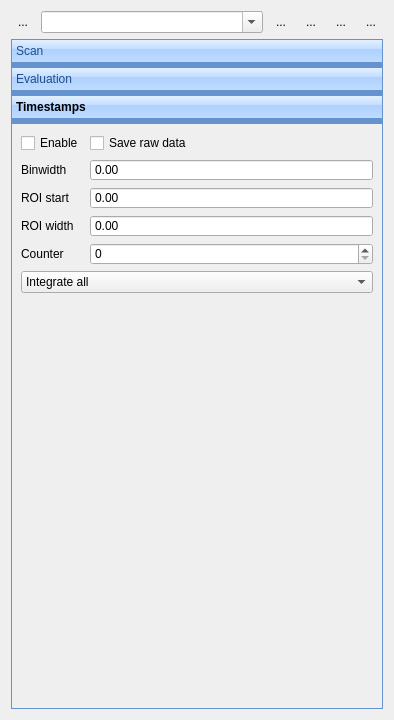
This is ui/ScanControlUi.ui in MonroeQuantumNetworks/IonControl as Qt 5 draws it before an edit. The edited form follows.
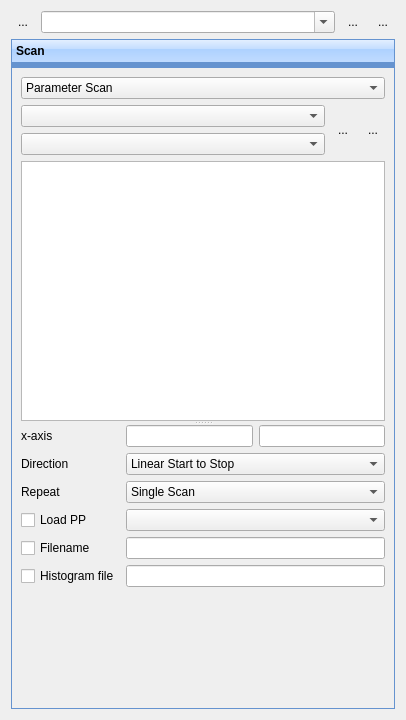
This is the edited form. The open tabs and pages were chosen to show the change. Icons and pictures are not drawn. Custom widgets are drawn as their Qt base class.

Commit message: starting to split Scan and Evauation

What changed in the file:
```diff
--- a/ui/ScanControlUi.ui
+++ b/ui/ScanControlUi.ui
@@ -6,7 +6,7 @@
    <rect>
     <x>0</x>
     <y>0</y>
-    <width>394</width>
+    <width>406</width>
     <height>720</height>
    </rect>
   </property>
@@ -98,34 +98,6 @@
        </property>
       </widget>
      </item>
-     <item>
-      <widget class="QToolButton" name="undoButton">
-       <property name="text">
-        <string>...</string>
-       </property>
-       <property name="icon">
-        <iconset resource="Experiment.qrc">
-         <normaloff>:/openicon/icons/edit-undo-8.png</normaloff>:/openicon/icons/edit-undo-8.png</iconset>
-       </property>
-       <property name="autoRaise">
-        <bool>true</bool>
-       </property>
-      </widget>
-     </item>
-     <item>
-      <widget class="QToolButton" name="redoButton">
-       <property name="text">
-        <string>...</string>
-       </property>
-       <property name="icon">
-        <iconset resource="Experiment.qrc">
-         <normaloff>:/openicon/icons/edit-redo-8.png</normaloff>:/openicon/icons/edit-redo-8.png</iconset>
-       </property>
-       <property name="autoRaise">
-        <bool>true</bool>
-       </property>
-      </widget>
-     </item>
     </layout>
    </item>
    <item>
@@ -187,8 +159,8 @@
        <rect>
         <x>0</x>
         <y>0</y>
-        <width>374</width>
-        <height>589</height>
+        <width>386</width>
+        <height>643</height>
        </rect>
       </property>
       <attribute name="label">
@@ -404,267 +376,16 @@
        </item>
       </layout>
      </widget>
-     <widget class="QWidget" name="page_2">
-      <property name="geometry">
-       <rect>
-        <x>0</x>
-        <y>0</y>
-        <width>216</width>
-        <height>219</height>
-       </rect>
-      </property>
-      <attribute name="label">
-       <string>Evaluation</string>
-      </attribute>
-      <layout class="QVBoxLayout" name="verticalLayout_3">
-       <property name="spacing">
-        <number>4</number>
-       </property>
-       <item>
-        <layout class="QHBoxLayout" name="horizontalLayout_3">
-         <item>
-          <widget class="QLabel" name="label_8">
-           <property name="text">
-            <string>Histogram bins</string>
-           </property>
-          </widget>
-         </item>
-         <item>
-          <widget class="QSpinBox" name="histogramBinsBox">
-           <property name="sizePolicy">
-            <sizepolicy hsizetype="Minimum" vsizetype="Fixed">
-             <horstretch>1</horstretch>
-             <verstretch>0</verstretch>
-            </sizepolicy>
-           </property>
-           <property name="maximum">
-            <number>1000</number>
-           </property>
-          </widget>
-         </item>
-         <item>
-          <widget class="QCheckBox" name="integrateHistogramCheckBox">
-           <property name="text">
-            <string>Integrate</string>
-           </property>
-          </widget>
-         </item>
-        </layout>
-       </item>
-       <item>
-        <layout class="QHBoxLayout" name="horizontalLayout_4">
-         <item>
-          <widget class="QLabel" name="label">
-           <property name="text">
-            <string>Evaluations:</string>
-           </property>
-          </widget>
-         </item>
-         <item>
-          <widget class="QToolButton" name="addEvaluationButton">
-           <property name="text">
-            <string>...</string>
-           </property>
-           <property name="icon">
-            <iconset resource="Experiment.qrc">
-             <normaloff>:/openicon/icons/edit-add.png</normaloff>:/openicon/icons/edit-add.png</iconset>
-           </property>
-           <property name="autoRaise">
-            <bool>true</bool>
-           </property>
-          </widget>
-         </item>
-         <item>
-          <widget class="QToolButton" name="removeEvaluationButton">
-           <property name="text">
-            <string>...</string>
-           </property>
-           <property name="icon">
-            <iconset resource="Experiment.qrc">
-             <normaloff>:/openicon/icons/edit-delete-6.png</normaloff>:/openicon/icons/edit-delete-6.png</iconset>
-           </property>
-           <property name="autoRaise">
-            <bool>true</bool>
-           </property>
-          </widget>
-         </item>
-        </layout>
-       </item>
-       <item>
-        <widget class="QSplitter" name="splitter">
-         <property name="orientation">
-          <enum>Qt::Vertical</enum>
-         </property>
-         <widget class="QTableView" name="evalTableView"/>
-         <widget class="ParameterTree" name="evalParamTreeWidget">
-          <attribute name="headerVisible">
-           <bool>false</bool>
-          </attribute>
-          <column>
-           <property name="text">
-            <string notr="true">1</string>
-           </property>
-          </column>
-         </widget>
-        </widget>
-       </item>
-      </layout>
-     </widget>
-     <widget class="QWidget" name="page_3">
-      <property name="geometry">
-       <rect>
-        <x>0</x>
-        <y>0</y>
-        <width>172</width>
-        <height>171</height>
-       </rect>
-      </property>
-      <attribute name="label">
-       <string>Timestamps</string>
-      </attribute>
-      <layout class="QGridLayout" name="gridLayout_3">
-       <item row="0" column="0">
-        <widget class="QCheckBox" name="enableCheckBox">
-         <property name="text">
-          <string>Enable</string>
-         </property>
-        </widget>
-       </item>
-       <item row="0" column="1">
-        <widget class="QCheckBox" name="saveRawDataCheckBox">
-         <property name="text">
-          <string>Save raw data</string>
-         </property>
-        </widget>
-       </item>
-       <item row="1" column="0">
-        <widget class="QLabel" name="label_11">
-         <property name="text">
-          <string>Binwidth</string>
-         </property>
-        </widget>
-       </item>
-       <item row="1" column="1">
-        <widget class="MagnitudeSpinBox" name="binwidthSpinBox">
-         <property name="sizePolicy">
-          <sizepolicy hsizetype="Minimum" vsizetype="Fixed">
-           <horstretch>1</horstretch>
-           <verstretch>0</verstretch>
-          </sizepolicy>
-         </property>
-         <property name="buttonSymbols">
-          <enum>QAbstractSpinBox::NoButtons</enum>
-         </property>
-        </widget>
-       </item>
-       <item row="2" column="0">
-        <widget class="QLabel" name="label_12">
-         <property name="text">
-          <string>ROI start</string>
-         </property>
-        </widget>
-       </item>
-       <item row="2" column="1">
-        <widget class="MagnitudeSpinBox" name="roiStartSpinBox">
-         <property name="sizePolicy">
-          <sizepolicy hsizetype="Minimum" vsizetype="Fixed">
-           <horstretch>1</horstretch>
-           <verstretch>0</verstretch>
-          </sizepolicy>
-         </property>
-         <property name="buttonSymbols">
-          <enum>QAbstractSpinBox::NoButtons</enum>
-         </property>
-        </widget>
-       </item>
-       <item row="3" column="0">
-        <widget class="QLabel" name="label_9">
-         <property name="text">
-          <string>ROI width</string>
-         </property>
-        </widget>
-       </item>
-       <item row="3" column="1">
-        <widget class="MagnitudeSpinBox" name="roiWidthSpinBox">
-         <property name="sizePolicy">
-          <sizepolicy hsizetype="Minimum" vsizetype="Fixed">
-           <horstretch>1</horstretch>
-           <verstretch>0</verstretch>
-          </sizepolicy>
-         </property>
-         <property name="buttonSymbols">
-          <enum>QAbstractSpinBox::NoButtons</enum>
-         </property>
-        </widget>
-       </item>
-       <item row="4" column="0">
-        <widget class="QLabel" name="label_10">
-         <property name="text">
-          <string>Counter</string>
-         </property>
-        </widget>
-       </item>
-       <item row="4" column="1">
-        <widget class="QSpinBox" name="channelSpinBox">
-         <property name="maximum">
-          <number>7</number>
-         </property>
-        </widget>
-       </item>
-       <item row="5" column="0" colspan="2">
-        <widget class="QComboBox" name="integrateCombo">
-         <item>
-          <property name="text">
-           <string>Integrate all</string>
-          </property>
-         </item>
-         <item>
-          <property name="text">
-           <string>Integrate each run</string>
-          </property>
-         </item>
-         <item>
-          <property name="text">
-           <string>One trace per point</string>
-          </property>
-         </item>
-        </widget>
-       </item>
-       <item row="6" column="0">
-        <spacer name="verticalSpacer_2">
-         <property name="orientation">
-          <enum>Qt::Vertical</enum>
-         </property>
-         <property name="sizeHint" stdset="0">
-          <size>
-           <width>52</width>
-           <height>141</height>
-          </size>
-         </property>
-        </spacer>
-       </item>
-      </layout>
-     </widget>
     </widget>
    </item>
   </layout>
  </widget>
  <customwidgets>
-  <customwidget>
-   <class>MagnitudeSpinBox</class>
-   <extends>QDoubleSpinBox</extends>
-   <header>uiModules.MagnitudeSpinBox</header>
-  </customwidget>
   <customwidget>
    <class>RedBlackComboBox</class>
    <extends>QComboBox</extends>
    <header>uiModules.RedBlackComboBox</header>
   </customwidget>
-  <customwidget>
-   <class>ParameterTree</class>
-   <extends>QTreeWidget</extends>
-   <header>pyqtgraph.parametertree</header>
-  </customwidget>
  </customwidgets>
  <tabstops>
   <tabstop>comboBox</tabstop>
```
Left out of the diff: 10 changed lines with no effect on the pictures. The commit also changes 3 other files.
